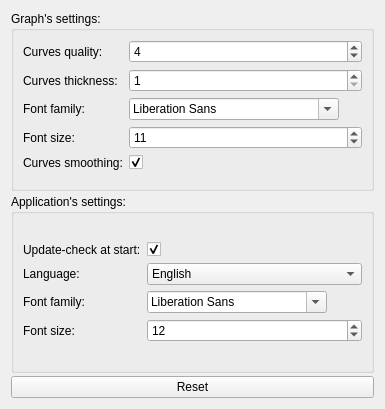
This is Windows/settings.ui in AdelKS/ZeGrapher as Qt 5 draws it before an edit. The edited form follows.
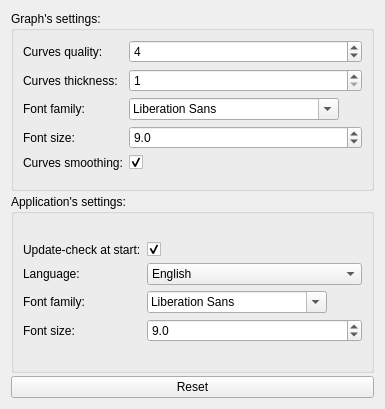
This is the edited form. Icons and pictures are not drawn.

Commit message: Use point size instead of pixel size with fonts

```diff
--- a/Windows/settings.ui
+++ b/Windows/settings.ui
@@ -163,28 +163,6 @@
         </property>
        </widget>
       </item>
-      <item row="3" column="1">
-       <widget class="QSpinBox" name="graphFontSize">
-        <property name="maximumSize">
-         <size>
-          <width>16777215</width>
-          <height>25</height>
-         </size>
-        </property>
-        <property name="toolTip">
-         <string>Size in pixel</string>
-        </property>
-        <property name="minimum">
-         <number>8</number>
-        </property>
-        <property name="maximum">
-         <number>20</number>
-        </property>
-        <property name="value">
-         <number>11</number>
-        </property>
-       </widget>
-      </item>
       <item row="4" column="0">
        <widget class="QLabel" name="label_5">
         <property name="text">
@@ -211,6 +189,34 @@
         </property>
        </widget>
       </item>
+      <item row="3" column="1">
+       <widget class="QDoubleSpinBox" name="graphFontSize">
+        <property name="maximumSize">
+         <size>
+          <width>16777215</width>
+          <height>25</height>
+         </size>
+        </property>
+        <property name="toolTip">
+         <string>Size in pixel</string>
+        </property>
+        <property name="decimals">
+         <number>1</number>
+        </property>
+        <property name="minimum">
+         <double>8.000000000000000</double>
+        </property>
+        <property name="maximum">
+         <double>20.000000000000000</double>
+        </property>
+        <property name="singleStep">
+         <double>0.500000000000000</double>
+        </property>
+        <property name="value">
+         <double>9.000000000000000</double>
+        </property>
+       </widget>
+      </item>
      </layout>
     </widget>
    </item>
@@ -318,25 +324,6 @@
         </property>
        </widget>
       </item>
-      <item row="3" column="1">
-       <widget class="QSpinBox" name="appFontSize">
-        <property name="maximumSize">
-         <size>
-          <width>16777215</width>
-          <height>25</height>
-         </size>
-        </property>
-        <property name="minimum">
-         <number>8</number>
-        </property>
-        <property name="maximum">
-         <number>20</number>
-        </property>
-        <property name="value">
-         <number>12</number>
-        </property>
-       </widget>
-      </item>
       <item row="2" column="1">
        <widget class="QFontComboBox" name="appFontFamily">
         <property name="sizePolicy">
@@ -356,6 +343,46 @@
         </property>
        </widget>
       </item>
+      <item row="3" column="1">
+       <widget class="QDoubleSpinBox" name="appFontSize">
+        <property name="maximumSize">
+         <size>
+          <width>16777215</width>
+          <height>25</height>
+         </size>
+        </property>
+        <property name="readOnly">
+         <bool>false</bool>
+        </property>
+        <property name="buttonSymbols">
+         <enum>QAbstractSpinBox::UpDownArrows</enum>
+        </property>
+        <property name="correctionMode">
+         <enum>QAbstractSpinBox::CorrectToNearestValue</enum>
+        </property>
+        <property name="keyboardTracking">
+         <bool>true</bool>
+        </property>
+        <property name="decimals">
+         <number>1</number>
+        </property>
+        <property name="minimum">
+         <double>8.000000000000000</double>
+        </property>
+        <property name="maximum">
+         <double>20.000000000000000</double>
+        </property>
+        <property name="singleStep">
+         <double>0.500000000000000</double>
+        </property>
+        <property name="stepType">
+         <enum>QAbstractSpinBox::DefaultStepType</enum>
+        </property>
+        <property name="value">
+         <double>9.000000000000000</double>
+        </property>
+       </widget>
+      </item>
      </layout>
     </widget>
    </item>
```
The commit also changes 4 other files.
